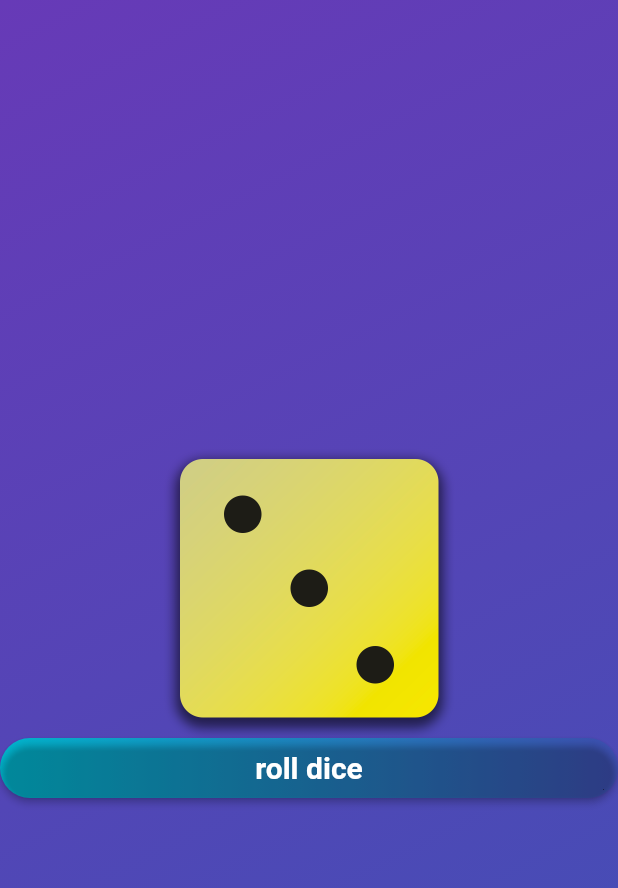
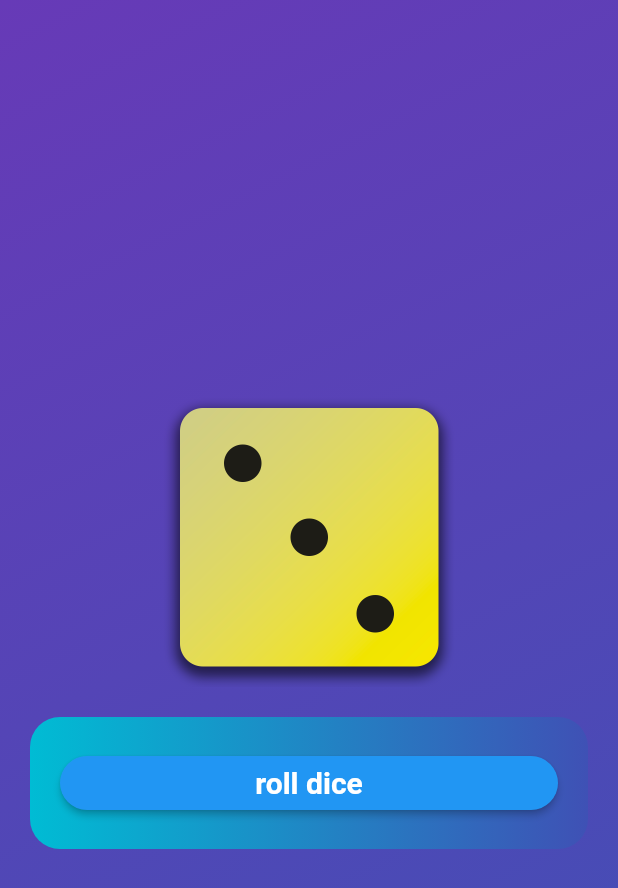
Before and after one commit to hammsik/study-flutter, a Flutter app: the screen it shows after launch, on a phone screen of 412 x 824 dp. Shown: the top 888 px of the screen. Run offline on Flutter 3.47's test engine with Material 2 defaults, Android fonts, the phone set to English and light mode, and no system bars.

Commit message:
컨테이너 안에 데코, elevatedButton

```diff
--- a/lib/styled_button.dart
+++ b/lib/styled_button.dart
@@ -12,7 +12,7 @@ class SikStyledButton extends StatelessWidget {
       {required this.onPressed,
       required this.text,
       this.width = double.infinity,
-      this.height = 40,
+      this.height = 20,
       this.borderRadius,
       this.gradient = const LinearGradient(
         colors: [Colors.cyan, Colors.indigo],
@@ -24,7 +24,8 @@ class SikStyledButton extends StatelessWidget {
     final borderRadius = this.borderRadius ?? BorderRadius.circular(0);
     return Container(
       width: width,
-      height: height,
+      padding: EdgeInsets.all(20),
+      margin: const EdgeInsets.only(top: 20, left: 20, right: 20),
       decoration: BoxDecoration(
         gradient: gradient,
         borderRadius: borderRadius,
@@ -32,7 +33,6 @@ class SikStyledButton extends StatelessWidget {
       child: ElevatedButton(
         onPressed: onPressed,
         style: ElevatedButton.styleFrom(
-          backgroundColor: Colors.transparent,
           shape: RoundedRectangleBorder(borderRadius: borderRadius),
         ),
         child: text,
```
